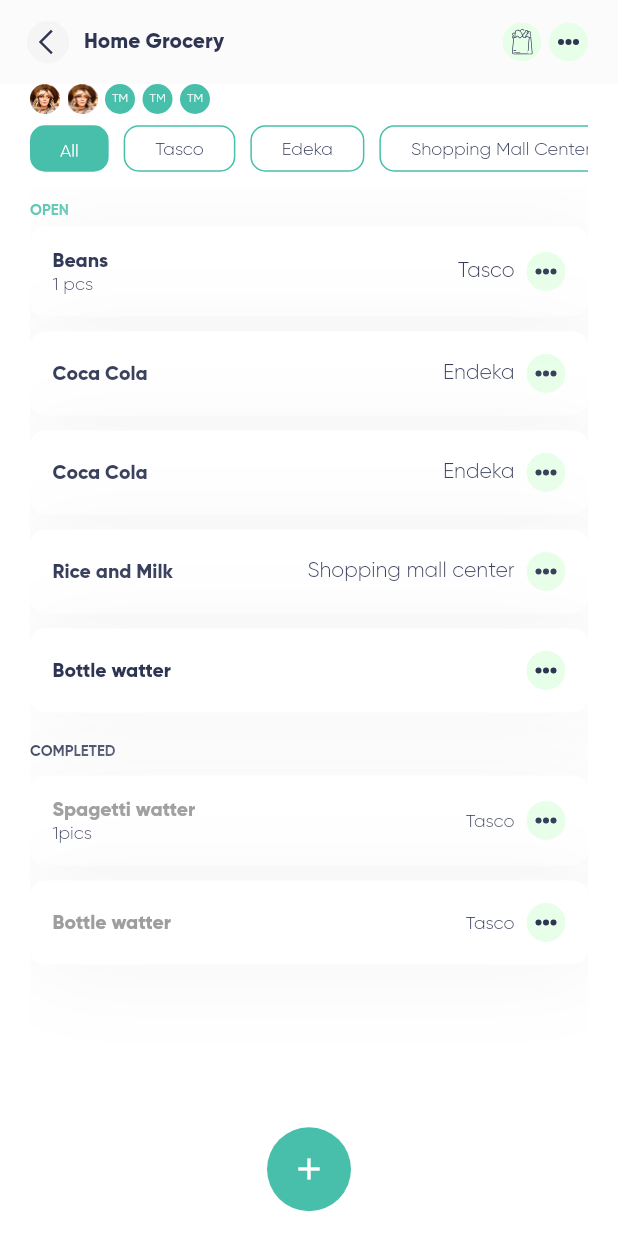
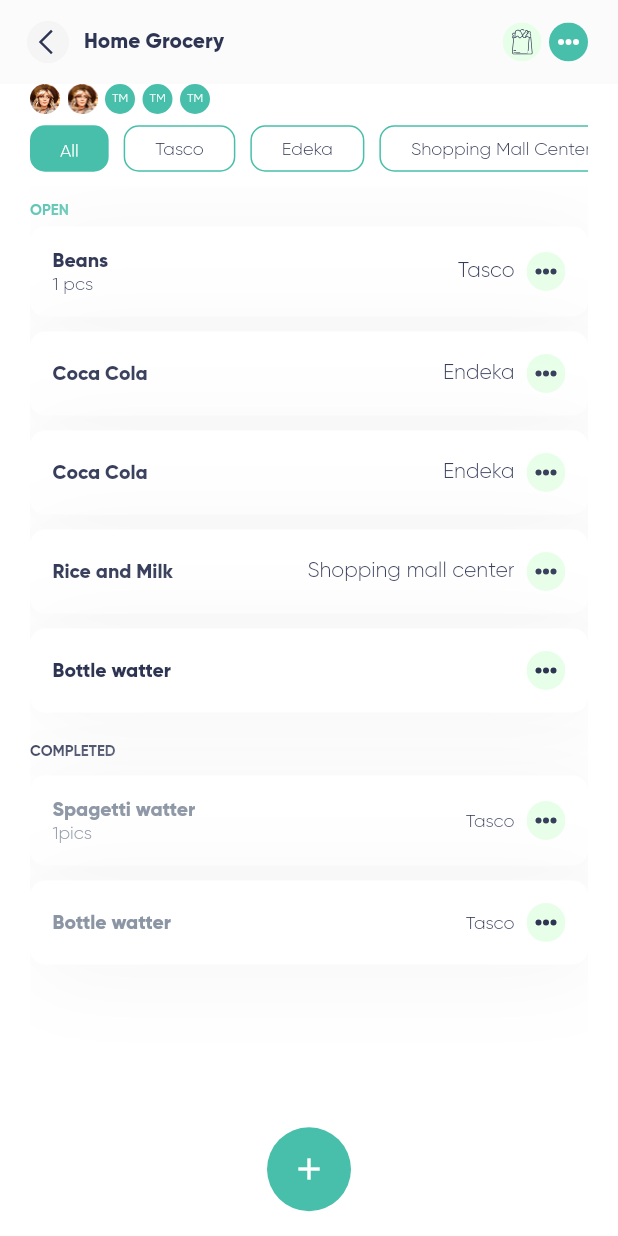
Before and after one commit to woynshetb/sharble, a Flutter app: the HomePage screen opened directly, after a tap on "Home Grocery", on a phone screen of 412 x 824 dp. Run offline on Flutter 3.47's test engine with Material 2 defaults, Android fonts, the phone set to English and light mode, and no system bars; drawn by our look-alikes of flutter_swipe_action_cell; our stand-ins replace adaptive_theme, basic_utils, dropdown_button2, flutter_svg, get, image_picker and 6 more; missing offline and left inert: inspection; project files that could hold a hidden picture were left out.

Commit message:
finish clean up

```diff
--- a/lib/pages/home/home.page.dart
+++ b/lib/pages/home/home.page.dart
@@ -33,6 +33,7 @@ class _HomePageState extends State<HomePage> {
     Size deviceSize = MediaQuery.of(context).size;
     return Scaffold(
       resizeToAvoidBottomInset: false,
+      backgroundColor: Color(0xffFCFBFC),
       appBar: AppBar(
         leadingWidth: 30,
         titleSpacing: 0,
@@ -679,7 +680,7 @@ class _HomePageState extends State<HomePage> {
                                   CustomDropDown(
                                       items: items,
                                       valueUrl:
-        "assets/images/assets/icon-button-task-manager.svg",
+                                          "assets/images/assets/icon-button-task-manager.svg",
                                       bgColor: Color(0xffE7FEFF)),
                                   SizedBox(
                                     height: 5,
@@ -781,7 +782,7 @@ class _HomePageState extends State<HomePage> {
                                   CustomDropDown(
                                       items: items,
                                       valueUrl:
-        "assets/images/assets/icon-button-task-manager.svg",
+                                          "assets/images/assets/icon-button-task-manager.svg",
                                       bgColor: Color(0xffE7FEFF)),
                                   const SizedBox(
                                     height: 5,
@@ -879,18 +880,19 @@ class _HomePageState extends State<HomePage> {
                             ],
                           ),
                           child: Column(
-                            mainAxisSize: MainAxisSize.min,
+                            // mainAxisSize: MainAxisSize.min,
                             children: [
                               Row(
                                 mainAxisAlignment:
                                     MainAxisAlignment.spaceBetween,
+
                                 children: [
                                   Text(
                                     "Borrowing Money for \nschool trip and launch ",
                                     style: TextStyle(
                                       fontSize: 13,
                                       fontFamily: "Gilroy",
-                                      fontWeight: FontWeight.bold,
+                                      fontWeight: FontWeight.w800,
                                     ),
                                   ),
                                   RichText(
@@ -900,7 +902,7 @@ class _HomePageState extends State<HomePage> {
                                     softWrap: true,
                                     textScaleFactor: 1,
                                     text: TextSpan(
-                                      text: 'Dept accepted\n by ',
+                                      text: 'Dept accepted\nby ',
                                       style: TextStyle(
                                         fontSize: 10,
                                         color: Color(0xff2E3553),
@@ -1098,7 +1100,8 @@ class _HomePageState extends State<HomePage> {
                                     style: TextStyle(
                                       color: Color(0xff2E3553),
                                       fontFamily: "Gilroy",
-                                      fontWeight: FontWeight.bold,
+                                      fontWeight: FontWeight.w800,
+                                      fontSize: 13,
                                     ),
                                   ),
                                   RichText(
@@ -1108,11 +1111,11 @@ class _HomePageState extends State<HomePage> {
                                     softWrap: true,
                                     textScaleFactor: 1,
                                     text: TextSpan(
-                                      text: 'Dept accepted\n by ',
+                                      text: 'Dept accepted\nby ',
                                       style: TextStyle(
                                         color: Color(0xff2E3553),
                                         fontFamily: "Gilroy",
-                                        fontSize: deviceSize.width * 0.028,
+                                        fontSize: 10,
                                       ),
                                       children: const <TextSpan>[
                                         TextSpan(
@@ -1306,7 +1309,8 @@ class _HomePageState extends State<HomePage> {
                                     style: TextStyle(
                                       color: Color(0xff2E3553),
                                       fontFamily: "Gilroy",
-                                      fontWeight: FontWeight.bold,
+                                      fontSize:13,
+                                      fontWeight: FontWeight.w800,
                                     ),
                                   ),
                                   RichText(
@@ -1316,11 +1320,11 @@ class _HomePageState extends State<HomePage> {
                                     softWrap: true,
                                     textScaleFactor: 1,
                                     text: TextSpan(
-                                      text: 'Dept accepted\n by ',
+                                      text: 'Dept accepted\nby ',
                                       style: TextStyle(
                                         color: Color(0xff2E3553),
                                         fontFamily: "Gilroy",
-                                        fontSize: deviceSize.width * 0.028,
+                                    fontSize: 10,
                                       ),
                                       children: const <TextSpan>[
                                         TextSpan(
@@ -1702,7 +1706,7 @@ class _HomePageState extends State<HomePage> {
                                       CustomDropDown(
                                           items: items,
                                           valueUrl:
-            "assets/images/assets/icon-button-activity-planner.svg",
+                                              "assets/images/assets/icon-button-activity-planner.svg",
                                           bgColor: Color(0xffF7E7FF)),
                                     ],
                                   ),
@@ -1784,7 +1788,7 @@ class _HomePageState extends State<HomePage> {
                                       CustomDropDown(
                                           items: items,
                                           valueUrl:
-                                          "assets/images/assets/icon-button-activity-planner.svg",
+                                              "assets/images/assets/icon-button-activity-planner.svg",
                                           bgColor: Color(0xffF7E7FF)),
                                     ],
                                   ),
--- a/lib/pages/shopping/shopping_list.page.dart
+++ b/lib/pages/shopping/shopping_list.page.dart
@@ -114,14 +114,12 @@ class _ShoppingListPageState extends State<ShoppingListPage>
                 borderRadius: BorderRadius.only(
                   topLeft: Radius.circular(15),
                   topRight: Radius.circular(15),
-              )
-            ),
+                )),
             child: Padding(
               padding: const EdgeInsets.symmetric(vertical: 20, horizontal: 30),
               child: SingleChildScrollView(
                 child: Column(
                   crossAxisAlignment: CrossAxisAlignment.center,
-
                   children: [
                     const Align(
                       alignment: Alignment.topLeft,
@@ -214,6 +212,7 @@ class _ShoppingListPageState extends State<ShoppingListPage>
 
     return Scaffold(
       resizeToAvoidBottomInset: false,
+
       appBar: AppBar(
         centerTitle: false,
         backgroundColor: Color(0xffFCFBFC),
@@ -258,11 +257,13 @@ class _ShoppingListPageState extends State<ShoppingListPage>
             height: 26,
             fit: BoxFit.contain,
           ),
-          SizedBox(width: 5,),
+          SizedBox(
+            width: 5,
+          ),
           CustomDropDown2(
             items: items,
             // valueUrl:   "assets/images/assets/icon-bin-blue.svg",
-             valueUrl: "assets/images/assets/icon-button-shopping-list.svg",
+            valueUrl: "assets/images/assets/icon-button-room-shopping-list.svg",
             bgColor: Color(0xff48BFAA),
           ),
           const SizedBox(
@@ -272,9 +273,7 @@ class _ShoppingListPageState extends State<ShoppingListPage>
       ),
       body: Padding(
         padding: const EdgeInsets.only(left: 20.0, right: 20),
-        child: Column(
-          crossAxisAlignment: CrossAxisAlignment.start,
-          children: [
+        child: Column(crossAxisAlignment: CrossAxisAlignment.start, children: [
           Row(
             mainAxisAlignment: MainAxisAlignment.start,
             children: [
@@ -370,11 +369,7 @@ class _ShoppingListPageState extends State<ShoppingListPage>
                     child: Container(
                       height: 31,
                       padding: const EdgeInsets.only(
-                        top: 10,
-                        bottom: 10,
-                        right: 20,
-                        left: 20
-                      ),
+                          top: 10, bottom: 10, right: 20, left: 20),
                       child: Text(
                         "All",
                         style: TextStyle(
@@ -401,7 +396,6 @@ class _ShoppingListPageState extends State<ShoppingListPage>
                     child: Container(
                       height: 31,
                       padding: const EdgeInsets.symmetric(
-
                         horizontal: 20,
                       ),
                       child: Align(
@@ -431,7 +425,6 @@ class _ShoppingListPageState extends State<ShoppingListPage>
                     child: Container(
                       height: 31,
                       padding: const EdgeInsets.symmetric(
-
                         horizontal: 20,
                       ),
                       child: Align(
@@ -461,7 +454,6 @@ class _ShoppingListPageState extends State<ShoppingListPage>
                     child: Container(
                       height: 31,
                       padding: const EdgeInsets.symmetric(
-
                         horizontal: 20,
                       ),
                       child: Align(
@@ -753,7 +745,7 @@ class _CustomTabBodyState extends State<CustomTabBody> {
                                 ),
                               ),
                               Visibility(
-                                visible: list[index]['sub']!="",
+                                visible: list[index]['sub'] != "",
                                 child: Text(
                                   list[index]['sub'],
                                   style: TextStyle(
@@ -789,16 +781,12 @@ class _CustomTabBodyState extends State<CustomTabBody> {
         ),
         Text(
           "COMPLETED",
-         style: TextStyle(
-
-              fontWeight: FontWeight.bold,
-              fontSize: 10),
+          style: TextStyle(fontWeight: FontWeight.bold, fontSize: 10),
         ),
         SizedBox(
           height: 10,
         ),
         Expanded(
-
             child: ListView.builder(
                 itemCount: copmpletedList.length,
                 physics: NeverScrollableScrollPhysics(),
@@ -879,16 +867,14 @@ class _CustomTabBodyState extends State<CustomTabBody> {
                                 style: TextStyle(
                                     fontSize: 13,
                                     fontWeight: FontWeight.w900,
-                                  color: Colors.grey
-                                ),
+                                    color: Color(0xff8c95a4)),
                               ),
                               Visibility(
-                                visible:  copmpletedList[index]['sub']!="",
+                                visible: copmpletedList[index]['sub'] != "",
                                 child: Text(
                                   copmpletedList[index]['sub'],
                                   style: TextStyle(
-                                    fontSize: 12,
-                                  ),
+                                      fontSize: 12, color: Color(0xff8c95a4)),
                                 ),
                               ),
                             ],
@@ -900,9 +886,12 @@ class _CustomTabBodyState extends State<CustomTabBody> {
                                 copmpletedList[index]['desc'],
                                 style: TextStyle(
                                   fontSize: 12,
+
                                 ),
                               ),
-                              SizedBox(width: 8,),
+                              SizedBox(
+                                width: 8,
+                              ),
                               CustomDropDown(
                                 show: true,
                                 items: items,
--- a/pubspec.yaml
+++ b/pubspec.yaml
@@ -52,6 +52,7 @@ dependencies:
   dropdown_button2: ^1.9.2
   flutter_launcher_icons: ^0.11.0
   flutter_keyboard_visibility: ^5.4.0
+  velocity_x: ^3.6.0
 
 dev_dependencies:
   flutter_test:
```
Also changed, not shown: lib/pages/room/room_detail.page.dart (+14 -22 lines), lib/pages/room/room_setting.page.dart (+19 -18 lines), pubspec.lock. Lines whose indentation alone changed are shown as unchanged.
